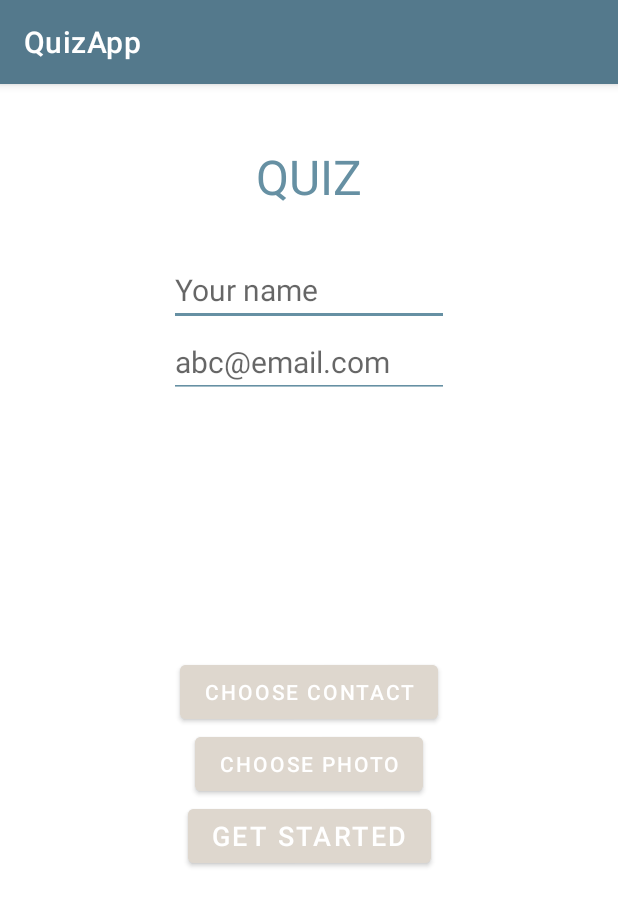
After one commit to kandi00/Android, an Android app: the fragment QuizStartFragment shown on its own in the app's theme, on a phone screen of 412 x 824 dp. The commit adds this screen. Shown: the top 906 px of the screen. Run offline under Robolectric (Android 15) with nearby library versions, the phone set to English and light mode, and no system bars.

Commit message:
Choosing contact and photo using registerForActivityResult() added, email validation added

```diff
--- a/QuizApp/app/build.gradle
+++ b/QuizApp/app/build.gradle
@@ -39,6 +39,7 @@ dependencies {
     implementation 'androidx.appcompat:appcompat:1.3.1'
     implementation 'com.google.android.material:material:1.4.0'
     implementation 'androidx.constraintlayout:constraintlayout:2.1.0'
+    implementation 'androidx.legacy:legacy-support-v4:1.0.0'
     testImplementation 'junit:junit:4.+'
     androidTestImplementation 'androidx.test.ext:junit:1.1.3'
     androidTestImplementation 'androidx.test.espresso:espresso-core:3.4.0'
--- a/QuizApp/app/src/main/AndroidManifest.xml
+++ b/QuizApp/app/src/main/AndroidManifest.xml
@@ -1,6 +1,7 @@
 <?xml version="1.0" encoding="utf-8"?>
 <manifest xmlns:android="http://schemas.android.com/apk/res/android"
     package="com.example.quizapp">
+    <uses-permission android:name="android.permission.READ_CONTACTS" />
 
     <application
         android:allowBackup="true"
@@ -18,5 +19,4 @@
             </intent-filter>
         </activity>
     </application>
-
 </manifest>
--- /dev/null
+++ b/QuizApp/app/src/main/java/com/example/quizapp/QuizStartFragment.kt
@@ -0,0 +1,110 @@
+package com.example.quizapp
+
+import android.os.Bundle
+import android.provider.ContactsContract
+import android.util.Log
+import android.util.Patterns
+import androidx.fragment.app.Fragment
+import android.view.LayoutInflater
+import android.view.View
+import android.view.ViewGroup
+import android.widget.Button
+import android.widget.EditText
+import android.widget.ImageView
+import android.widget.Toast
+import androidx.activity.result.contract.ActivityResultContracts
+import androidx.constraintlayout.widget.ConstraintLayout
+import com.google.android.material.snackbar.Snackbar
+
+class QuizStartFragment : Fragment() {
+
+    private lateinit var userName  : EditText
+    private lateinit var button : Button
+    private lateinit var mainLayout : ConstraintLayout
+    private lateinit var contactButton : Button
+    private lateinit var imageButton : Button
+    private lateinit var imageView : ImageView
+    private lateinit var email : EditText
+
+    private val getContent = registerForActivityResult(
+        ActivityResultContracts.PickContact()) {
+        //get contact details
+        val cursor1 = context?.contentResolver?.query(it!!, null, null, null, null )
+        if(cursor1!!.moveToFirst()) {
+            val contactId = cursor1.getString(cursor1.getColumnIndex(ContactsContract.Contacts._ID))
+            val cursor2 =  context?.contentResolver?.query(ContactsContract.CommonDataKinds.Phone.CONTENT_FILTER_URI,
+                null, ContactsContract.CommonDataKinds.Phone.CONTACT_ID + " = " +  contactId, null, null )
+            while(cursor2!!.moveToNext()){
+                //set the phone number
+                Log.i("most", cursor2.getString(cursor2.getColumnIndex(ContactsContract.CommonDataKinds.Phone.NUMBER)).toString())
+            }
+        }
+    }
+
+    private val getImage = registerForActivityResult(
+        ActivityResultContracts.GetContent()) {
+        imageView.setImageURI(it)
+    }
+
+    override fun onCreateView(
+        inflater: LayoutInflater, container: ViewGroup?,
+        savedInstanceState: Bundle?
+    ): View? {
+        // Inflate the layout for this fragment
+        val fragment: View =  inflater.inflate(R.layout.fragment_quiz_start, container, false)
+        userName  = fragment.findViewById(R.id.userName)
+        button = fragment.findViewById(R.id.getStartedButton)
+        mainLayout = fragment.findViewById(R.id.mainLayout)
+
+        button.setOnClickListener {
+            Log.i(tag, "You pressed the button and entered ${userName.text.toString()}")
+            val flag = validateEmailAddress(fragment)
+            when {
+                userName.text.isEmpty() -> Snackbar.make(
+                    mainLayout,
+                    "TRY AGAIN",
+                    Snackbar.LENGTH_LONG
+                )
+                    .show()
+                userName.text.contains("[0-9]".toRegex()) -> Snackbar.make(
+                    mainLayout,
+                    "CANCEL",
+                    Snackbar.LENGTH_LONG
+                )
+                    .show()
+                else -> { Snackbar.make(mainLayout, "OK", Snackbar.LENGTH_LONG)
+                    .show()
+//                    val intent = Intent(this, SecondActivity::class.java).apply {
+//                        putExtra("MESSAGE", userName.text.toString()) }
+//                    if(flag) startActivity(intent)
+                }
+            }
+        }
+
+        contactButton = fragment.findViewById(R.id.chooseContactButton)
+        imageButton = fragment.findViewById(R.id.chooseImageButton)
+
+        //Choosing contact
+        userName  = fragment.findViewById(R.id.userName)
+        contactButton.setOnClickListener{
+            getContent.launch(null)
+        }
+
+        //Choosing photo
+        imageView = fragment.findViewById(R.id.imageView)
+        imageButton.setOnClickListener{
+            getImage.launch("image/*")
+        }
+        return fragment
+    }
+
+    private fun validateEmailAddress(fragment: View) : Boolean{
+        email = fragment.findViewById(R.id.editTextEmailAddress)
+        if(email.text.isNotEmpty() && Patterns.EMAIL_ADDRESS.matcher(email.text.toString()).matches()){
+            Toast.makeText(context, "Email validated successfully!", Toast.LENGTH_SHORT).show()
+            return true
+        }
+        Toast.makeText(context, "Invalid email!", Toast.LENGTH_SHORT).show()
+        return false
+    }
+}
--- /dev/null
+++ b/QuizApp/app/src/main/res/layout/fragment_quiz_start.xml
@@ -0,0 +1,95 @@
+<?xml version="1.0" encoding="utf-8"?>
+<androidx.constraintlayout.widget.ConstraintLayout
+    xmlns:android="http://schemas.android.com/apk/res/android"
+    xmlns:app="http://schemas.android.com/apk/res-auto"
+    xmlns:tools="http://schemas.android.com/tools"
+    android:layout_width="match_parent"
+    android:layout_height="match_parent"
+    tools:context=".MainActivity"
+    android:id="@+id/mainLayout">
+
+    <TextView
+        android:id="@+id/appName"
+        android:layout_width="wrap_content"
+        android:layout_height="wrap_content"
+        android:layout_marginTop="@dimen/quiz_start_fragment_text_view_layout_marginTop"
+        android:textSize="@dimen/quiz_start_fragment_text_view_text_size"
+        android:text="@string/quiz"
+        android:textColor="@color/lightSlateGray"
+        app:layout_constraintStart_toStartOf="parent"
+        app:layout_constraintEnd_toEndOf="parent"
+        app:layout_constraintTop_toTopOf="parent" />
+
+    <EditText
+        android:id="@+id/userName"
+        android:layout_width="wrap_content"
+        android:layout_height="wrap_content"
+        android:layout_marginTop="@dimen/quiz_start_fragment_edit_text_layout_marginTop"
+        android:ems="8"
+        android:inputType="textPersonName"
+        android:hint="@string/userName"
+        android:textSize="@dimen/quiz_start_fragment_edit_text_text_size"
+        android:textColor="@color/lightSlateGray"
+        android:backgroundTint="@color/lightSlateGray"
+        app:layout_constraintStart_toStartOf="parent"
+        app:layout_constraintEnd_toEndOf="parent"
+        app:layout_constraintTop_toBottomOf="@+id/appName" />
+
+    <EditText
+        android:id="@+id/editTextEmailAddress"
+        android:layout_width="wrap_content"
+        android:layout_height="wrap_content"
+        android:ems="8"
+        android:inputType="textEmailAddress"
+        android:hint="@string/email"
+        android:textSize="@dimen/quiz_start_fragment_edit_text_text_size"
+        android:textColor="@color/lightSlateGray"
+        android:backgroundTint="@color/lightSlateGray"
+        app:layout_constraintStart_toStartOf="parent"
+        app:layout_constraintEnd_toEndOf="parent"
+        app:layout_constraintTop_toBottomOf="@+id/userName" />
+
+    <Button
+        android:id="@+id/chooseContactButton"
+        android:layout_width="wrap_content"
+        android:layout_height="wrap_content"
+        android:layout_marginTop="@dimen/quiz_start_fragment_first_button_marginTop"
+        android:text="@string/contact"
+        android:backgroundTint="@color/TimberWolf"
+        app:layout_constraintStart_toStartOf="parent"
+        app:layout_constraintEnd_toEndOf="parent"
+        app:layout_constraintTop_toBottomOf="@+id/userName" />
+
+    <Button
+        android:id="@+id/chooseImageButton"
+        android:layout_width="wrap_content"
+        android:layout_height="wrap_content"
+        android:text="@string/photo"
+        android:backgroundTint="@color/TimberWolf"
+        app:layout_constraintStart_toStartOf="parent"
+        app:layout_constraintEnd_toEndOf="parent"
+        app:layout_constraintTop_toBottomOf="@+id/chooseContactButton" />
+
+    <Button
+        android:id="@+id/getStartedButton"
+        android:layout_width="wrap_content"
+        android:layout_height="wrap_content"
+        android:text="@string/getStarted"
+        android:textSize="@dimen/quiz_start_fragment_getStartedButton_textSize"
+        android:backgroundTint="@color/TimberWolf"
+        app:layout_constraintStart_toStartOf="parent"
+        app:layout_constraintEnd_toEndOf="parent"
+        app:layout_constraintTop_toBottomOf="@+id/chooseImageButton" />
+
+    <ImageView
+        android:id="@+id/imageView"
+        android:layout_width="@dimen/quiz_start_fragment_imageView_layout_width"
+        android:layout_height="@dimen/quiz_start_fragment_imageView_layout_height"
+        android:layout_marginTop="@dimen/quiz_start_fragment_imageView_layout_marginTop"
+        app:layout_constraintEnd_toEndOf="parent"
+        app:layout_constraintHorizontal_bias="0.505"
+        app:layout_constraintStart_toStartOf="parent"
+        app:layout_constraintTop_toTopOf="parent"
+        tools:srcCompat="@tools:sample/avatars" />
+
+</androidx.constraintlayout.widget.ConstraintLayout>
--- a/QuizApp/app/src/main/res/values/dimensions.xml
+++ b/QuizApp/app/src/main/res/values/dimensions.xml
@@ -19,5 +19,17 @@
     <dimen name="second_activity_text_view_name_text_size">26sp</dimen>
     <dimen name="second_activity_text_view_marinTop">25dp</dimen>
 
+    <!--    FirstFragment-->
+    <dimen name="quiz_start_fragment_text_view_layout_marginTop">40dp</dimen>
+    <dimen name="quiz_start_fragment_text_view_text_size">32sp</dimen>
+    <dimen name="quiz_start_fragment_edit_text_layout_marginTop">30dp</dimen>
+    <dimen name="quiz_start_fragment_edit_text_text_size">20sp</dimen>
+    <dimen name="quiz_start_fragment_layout_marginTop">40dp</dimen>
+    <dimen name="quiz_start_fragment_first_button_marginTop">220dp</dimen>
+    <dimen name="quiz_start_fragment_getStartedButton_textSize">18sp</dimen>
+    <dimen name="quiz_start_fragment_imageView_layout_width">150dp</dimen>
+    <dimen name="quiz_start_fragment_imageView_layout_height">150dp</dimen>
+    <dimen name="quiz_start_fragment_imageView_layout_marginTop">220dp</dimen>
+
 
 </resources>
```
Also changed, not shown: QuizApp/app/src/main/java/com/example/quizapp/MainActivity.kt (+54 -1 lines), QuizApp/app/src/main/java/com/example/quizapp/QuestionFragment.kt (added, +18 -0 lines), QuizApp/app/src/main/java/com/example/quizapp/QuizEndFragment.kt (added, +18 -0 lines), QuizApp/app/src/main/res/layout/fragment_question.xml (added, +14 -0 lines), QuizApp/app/src/main/res/layout/fragment_quiz_end.xml (added, +14 -0 lines).
